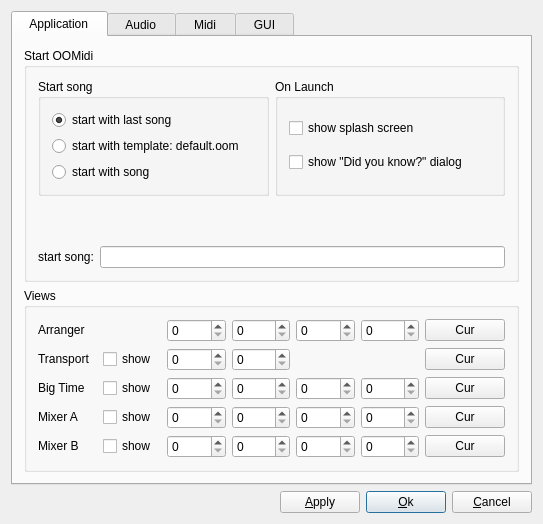
The window that oom/widgets/gensetbase.ui (ccherrett/oom) describes before a commit, drawn with Qt 5.
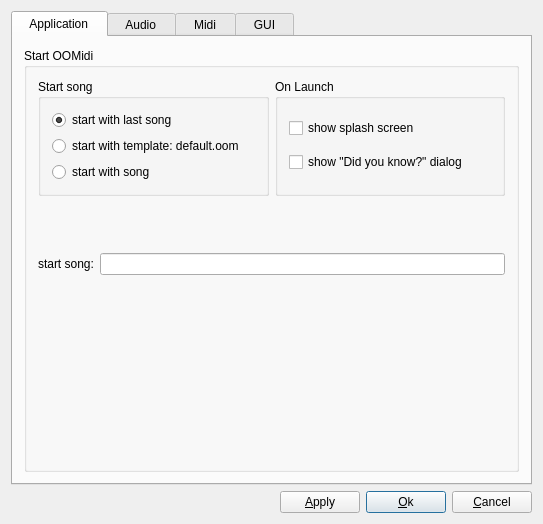
The same window after the commit.

The edit to the form file:
```diff
--- a/oom/widgets/gensetbase.ui
+++ b/oom/widgets/gensetbase.ui
@@ -36,389 +36,6 @@
        <string>  Application  </string>
       </attribute>
       <layout class="QGridLayout">
-       <item row="1" column="0">
-        <widget class="QGroupBox" name="groupBox4">
-         <property name="sizePolicy">
-          <sizepolicy hsizetype="Preferred" vsizetype="Preferred">
-           <horstretch>0</horstretch>
-           <verstretch>0</verstretch>
-          </sizepolicy>
-         </property>
-         <property name="title">
-          <string>Views</string>
-         </property>
-         <layout class="QGridLayout">
-          <item row="1" column="3">
-           <widget class="QSpinBox" name="transportY">
-            <property name="toolTip">
-             <string>y-pos</string>
-            </property>
-            <property name="maximum">
-             <number>9999</number>
-            </property>
-           </widget>
-          </item>
-          <item row="1" column="1">
-           <widget class="QCheckBox" name="showTransport">
-            <property name="text">
-             <string>show</string>
-            </property>
-           </widget>
-          </item>
-          <item row="1" column="2">
-           <widget class="QSpinBox" name="transportX">
-            <property name="toolTip">
-             <string>x-pos</string>
-            </property>
-            <property name="maximum">
-             <number>9999</number>
-            </property>
-           </widget>
-          </item>
-          <item row="0" column="5">
-           <widget class="QSpinBox" name="arrangerH">
-            <property name="toolTip">
-             <string>height</string>
-            </property>
-            <property name="maximum">
-             <number>9999</number>
-            </property>
-           </widget>
-          </item>
-          <item row="0" column="4">
-           <widget class="QSpinBox" name="arrangerW">
-            <property name="toolTip">
-             <string>width</string>
-            </property>
-            <property name="maximum">
-             <number>9999</number>
-            </property>
-           </widget>
-          </item>
-          <item row="0" column="3">
-           <widget class="QSpinBox" name="arrangerY">
-            <property name="toolTip">
-             <string>y-pos</string>
-            </property>
-            <property name="maximum">
-             <number>9999</number>
-            </property>
-           </widget>
-          </item>
-          <item row="0" column="2">
-           <widget class="QSpinBox" name="arrangerX">
-            <property name="toolTip">
-             <string>x-pos</string>
-            </property>
-            <property name="maximum">
-             <number>9999</number>
-            </property>
-           </widget>
-          </item>
-          <item row="2" column="1">
-           <widget class="QCheckBox" name="showBigtime">
-            <property name="text">
-             <string>show</string>
-            </property>
-           </widget>
-          </item>
-          <item row="2" column="2">
-           <widget class="QSpinBox" name="bigtimeX">
-            <property name="toolTip">
-             <string>x-pos</string>
-            </property>
-            <property name="maximum">
-             <number>9999</number>
-            </property>
-           </widget>
-          </item>
-          <item row="2" column="3">
-           <widget class="QSpinBox" name="bigtimeY">
-            <property name="toolTip">
-             <string>y-pos</string>
-            </property>
-            <property name="maximum">
-             <number>9999</number>
-            </property>
-           </widget>
-          </item>
-          <item row="2" column="4">
-           <widget class="QSpinBox" name="bigtimeW">
-            <property name="toolTip">
-             <string>width</string>
-            </property>
-            <property name="maximum">
-             <number>9999</number>
-            </property>
-           </widget>
-          </item>
-          <item row="2" column="5">
-           <widget class="QSpinBox" name="bigtimeH">
-            <property name="toolTip">
-             <string>height</string>
-            </property>
-            <property name="maximum">
-             <number>9999</number>
-            </property>
-           </widget>
-          </item>
-          <item row="3" column="1">
-           <widget class="QCheckBox" name="showMixer">
-            <property name="text">
-             <string>show</string>
-            </property>
-           </widget>
-          </item>
-          <item row="4" column="1">
-           <widget class="QCheckBox" name="showMixer2">
-            <property name="text">
-             <string>show</string>
-            </property>
-           </widget>
-          </item>
-          <item row="3" column="0">
-           <widget class="QLabel" name="textLabel4">
-            <property name="sizePolicy">
-             <sizepolicy hsizetype="Preferred" vsizetype="Fixed">
-              <horstretch>0</horstretch>
-              <verstretch>0</verstretch>
-             </sizepolicy>
-            </property>
-            <property name="text">
-             <string>Mixer A</string>
-            </property>
-            <property name="wordWrap">
-             <bool>false</bool>
-            </property>
-           </widget>
-          </item>
-          <item row="4" column="0">
-           <widget class="QLabel" name="textLabel4_2">
-            <property name="sizePolicy">
-             <sizepolicy hsizetype="Preferred" vsizetype="Fixed">
-              <horstretch>0</horstretch>
-              <verstretch>0</verstretch>
-             </sizepolicy>
-            </property>
-            <property name="text">
-             <string>Mixer B</string>
-            </property>
-            <property name="wordWrap">
-             <bool>false</bool>
-            </property>
-           </widget>
-          </item>
-          <item row="2" column="0">
-           <widget class="QLabel" name="textLabel3">
-            <property name="sizePolicy">
-             <sizepolicy hsizetype="Preferred" vsizetype="Fixed">
-              <horstretch>0</horstretch>
-              <verstretch>0</verstretch>
-             </sizepolicy>
-            </property>
-            <property name="text">
-             <string>Big Time</string>
-            </property>
-            <property name="wordWrap">
-             <bool>false</bool>
-            </property>
-           </widget>
-          </item>
-          <item row="0" column="0">
-           <widget class="QLabel" name="textLabel1_3">
-            <property name="sizePolicy">
-             <sizepolicy hsizetype="Preferred" vsizetype="Fixed">
-              <horstretch>0</horstretch>
-              <verstretch>0</verstretch>
-             </sizepolicy>
-            </property>
-            <property name="text">
-             <string>Arranger</string>
-            </property>
-            <property name="wordWrap">
-             <bool>false</bool>
-            </property>
-           </widget>
-          </item>
-          <item row="1" column="0">
-           <widget class="QLabel" name="textLabel2">
-            <property name="sizePolicy">
-             <sizepolicy hsizetype="Preferred" vsizetype="Fixed">
-              <horstretch>0</horstretch>
-              <verstretch>0</verstretch>
-             </sizepolicy>
-            </property>
-            <property name="text">
-             <string>Transport</string>
-            </property>
-            <property name="wordWrap">
-             <bool>false</bool>
-            </property>
-           </widget>
-          </item>
-          <item row="3" column="5">
-           <widget class="QSpinBox" name="mixerH">
-            <property name="toolTip">
-             <string>height</string>
-            </property>
-            <property name="maximum">
-             <number>9999</number>
-            </property>
-           </widget>
-          </item>
-          <item row="3" column="4">
-           <widget class="QSpinBox" name="mixerW">
-            <property name="toolTip">
-             <string>width</string>
-            </property>
-            <property name="maximum">
-             <number>9999</number>
-            </property>
-           </widget>
-          </item>
-          <item row="3" column="3">
-           <widget class="QSpinBox" name="mixerY">
-            <property name="toolTip">
-             <string>y-pos</string>
-            </property>
-            <property name="maximum">
-             <number>9999</number>
-            </property>
-           </widget>
-          </item>
-          <item row="3" column="2">
-           <widget class="QSpinBox" name="mixerX">
-            <property name="toolTip">
-             <string>x-pos</string>
-            </property>
-            <property name="maximum">
-             <number>9999</number>
-            </property>
-           </widget>
-          </item>
-          <item row="3" column="6">
-           <widget class="QPushButton" name="setMixerCurrent">
-            <property name="sizePolicy">
-             <sizepolicy hsizetype="Minimum" vsizetype="Fixed">
-              <horstretch>0</horstretch>
-              <verstretch>0</verstretch>
-             </sizepolicy>
-            </property>
-            <property name="toolTip">
-             <string>set current values</string>
-            </property>
-            <property name="text">
-             <string>Cur</string>
-            </property>
-           </widget>
-          </item>
-          <item row="4" column="5">
-           <widget class="QSpinBox" name="mixer2H">
-            <property name="toolTip">
-             <string>height</string>
-            </property>
-            <property name="maximum">
-             <number>9999</number>
-            </property>
-           </widget>
-          </item>
-          <item row="4" column="4">
-           <widget class="QSpinBox" name="mixer2W">
-            <property name="toolTip">
-             <string>width</string>
-            </property>
-            <property name="maximum">
-             <number>9999</number>
-            </property>
-           </widget>
-          </item>
-          <item row="4" column="3">
-           <widget class="QSpinBox" name="mixer2Y">
-            <property name="toolTip">
-             <string>y-pos</string>
-            </property>
-            <property name="maximum">
-             <number>9999</number>
-            </property>
-           </widget>
-          </item>
-          <item row="4" column="2">
-           <widget class="QSpinBox" name="mixer2X">
-            <property name="toolTip">
-             <string>x-pos</string>
-            </property>
-            <property name="maximum">
-             <number>9999</number>
-            </property>
-           </widget>
-          </item>
-          <item row="4" column="6">
-           <widget class="QPushButton" name="setMixer2Current">
-            <property name="sizePolicy">
-             <sizepolicy hsizetype="Minimum" vsizetype="Fixed">
-              <horstretch>0</horstretch>
-              <verstretch>0</verstretch>
-             </sizepolicy>
-            </property>
-            <property name="toolTip">
-             <string>set current values</string>
-            </property>
-            <property name="text">
-             <string>Cur</string>
-            </property>
-           </widget>
-          </item>
-          <item row="2" column="6">
-           <widget class="QPushButton" name="setBigtimeCurrent">
-            <property name="sizePolicy">
-             <sizepolicy hsizetype="Preferred" vsizetype="Fixed">
-              <horstretch>0</horstretch>
-              <verstretch>0</verstretch>
-             </sizepolicy>
-            </property>
-            <property name="toolTip">
-             <string>set current values</string>
-            </property>
-            <property name="text">
-             <string>Cur</string>
-            </property>
-           </widget>
-          </item>
-          <item row="0" column="6">
-           <widget class="QPushButton" name="setArrangerCurrent">
-            <property name="sizePolicy">
-             <sizepolicy hsizetype="Preferred" vsizetype="Fixed">
-              <horstretch>0</horstretch>
-              <verstretch>0</verstretch>
-             </sizepolicy>
-            </property>
-            <property name="toolTip">
-             <string>set current values</string>
-            </property>
-            <property name="text">
-             <string>Cur</string>
-            </property>
-           </widget>
-          </item>
-          <item row="1" column="6">
-           <widget class="QPushButton" name="setTransportCurrent">
-            <property name="sizePolicy">
-             <sizepolicy hsizetype="Preferred" vsizetype="Fixed">
-              <horstretch>0</horstretch>
-              <verstretch>0</verstretch>
-             </sizepolicy>
-            </property>
-            <property name="toolTip">
-             <string>set current values</string>
-            </property>
-            <property name="text">
-             <string>Cur</string>
-            </property>
-           </widget>
-          </item>
-         </layout>
-        </widget>
-       </item>
        <item row="0" column="0">
         <widget class="QGroupBox" name="groupBox3">
          <property name="title">
@@ -540,6 +157,19 @@
             </item>
            </layout>
           </item>
+          <item row="1" column="0">
+           <spacer name="verticalSpacer_4">
+            <property name="orientation">
+             <enum>Qt::Vertical</enum>
+            </property>
+            <property name="sizeHint" stdset="0">
+             <size>
+              <width>20</width>
+              <height>40</height>
+             </size>
+            </property>
+           </spacer>
+          </item>
          </layout>
         </widget>
        </item>
```
